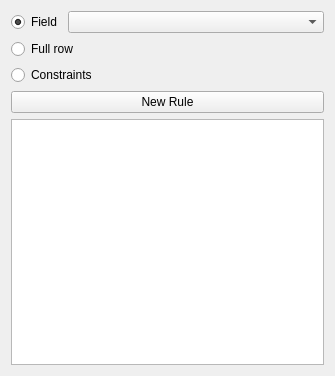
Qt form src/ui/qgsfieldconditionalformatwidget.ui (qgis/QGIS) before a commit.
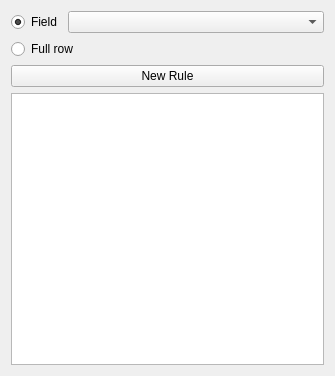
The same form after that commit. Icons and pictures are not drawn. Custom widgets are drawn as their Qt base class.

Commit message: Address comment, optimize and hard-code conditional styling of constraints

```diff
--- a/src/ui/qgsfieldconditionalformatwidget.ui
+++ b/src/ui/qgsfieldconditionalformatwidget.ui
@@ -25,7 +25,7 @@
      <property name="topMargin">
       <number>0</number>
      </property>
-     <item row="3" column="0">
+     <item row="2" column="0">
       <widget class="QPushButton" name="mNewButton">
        <property name="sizePolicy">
         <sizepolicy hsizetype="MinimumExpanding" vsizetype="Preferred">
@@ -85,19 +85,6 @@
        </property>
       </widget>
      </item>
-     <item row="2" column="0">
-      <widget class="QRadioButton" name="constraintRadio">
-       <property name="sizePolicy">
-        <sizepolicy hsizetype="Maximum" vsizetype="Fixed">
-         <horstretch>0</horstretch>
-         <verstretch>0</verstretch>
-        </sizepolicy>
-       </property>
-       <property name="text">
-        <string>Constraints</string>
-       </property>
-      </widget>
-     </item>
     </layout>
    </item>
    <item>
```
The commit also changes 11 other files.
